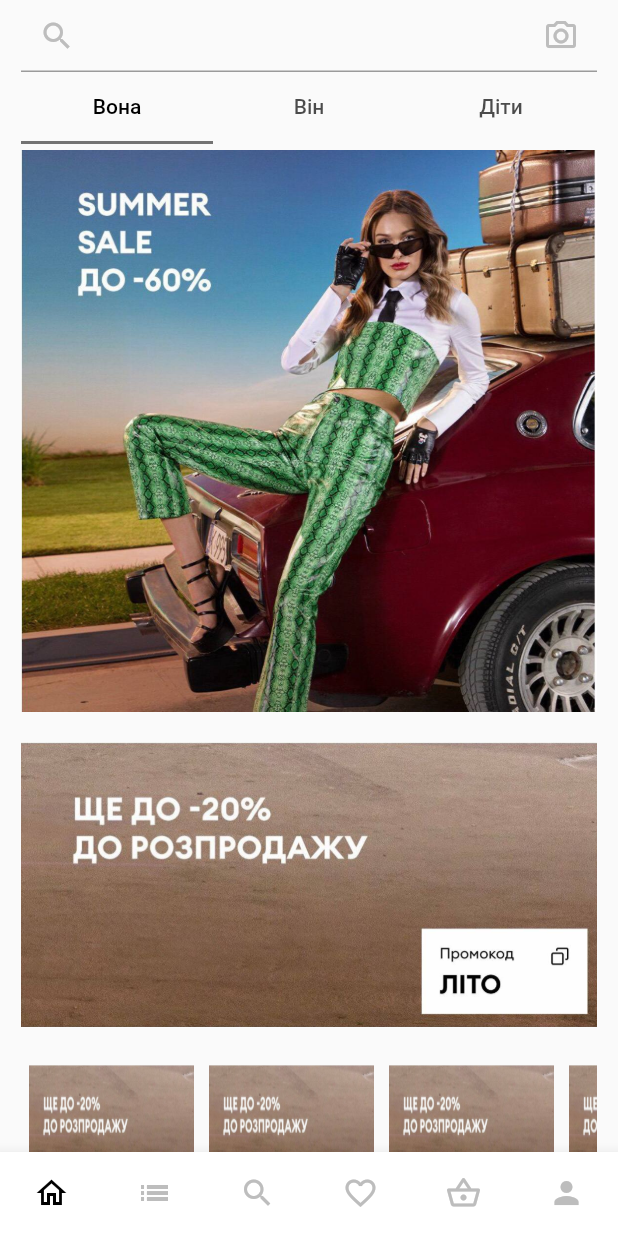
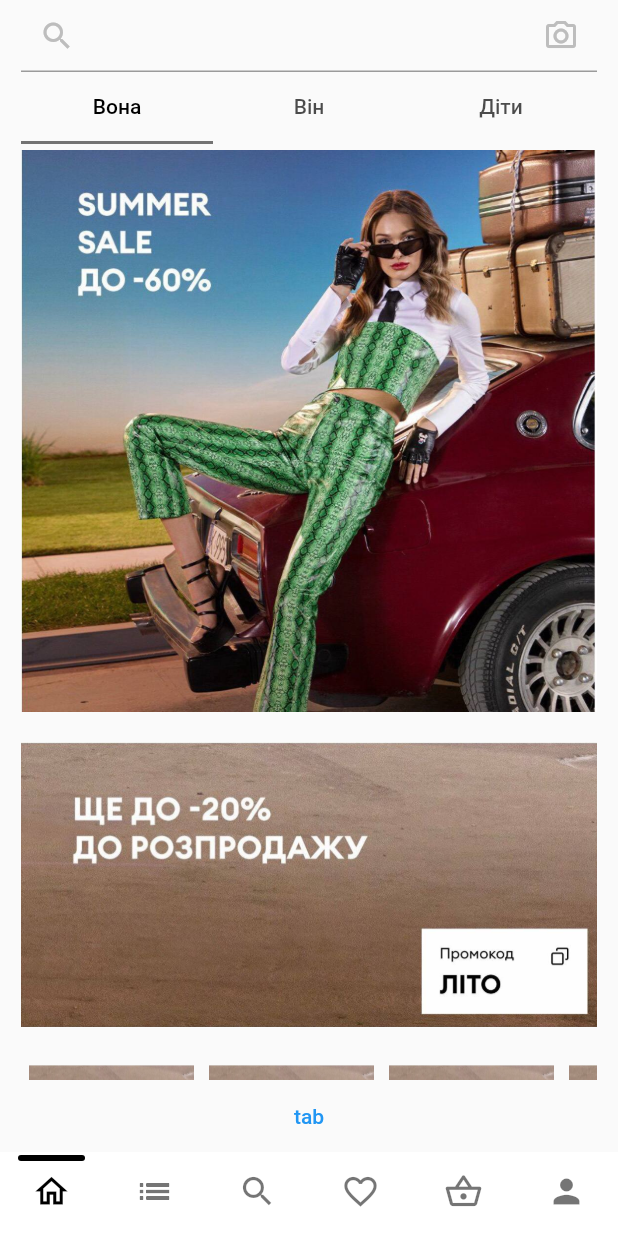
Before and after one commit to OleksandrGai/flutter_shop, a Flutter app: the screen it shows after launch, on a phone screen of 412 x 824 dp. Run offline on Flutter 3.47's test engine with Material 2 defaults, Android fonts, the phone set to English and light mode, and no system bars; drawn by our look-alikes of persistent_bottom_nav_bar; our stand-ins replace bloc, flutter_bloc; Roboto replaces fonts that are missing (Gill Sans).

Commit message:
work with navigation

```diff
--- a/lib/main.dart
+++ b/lib/main.dart
@@ -1,8 +1,11 @@
 import 'package:flutter/material.dart';
 import 'package:flutter_bloc/flutter_bloc.dart';
-import 'package:flutter_shop_app/screens/home_screen_directory/home_screen.dart';
+import 'package:flutter_shop_app/screens/search_screen_directory/search_screen.dart';
+
 import 'package:flutter_shop_app/state_management/bloc_tab_bar/bloc_tab_bar.dart';
 import 'package:flutter_shop_app/state_management/cubit_theme/cubit_theme.dart';
+
+import 'navigation/navigation_bar.dart';
 
 void main() {
   runApp(const MyApp());
@@ -25,7 +28,12 @@ class MyApp extends StatelessWidget {
       child: BlocBuilder<ThemeCubit, ThemeData>(builder: (context, state) {
         return MaterialApp(
           theme: state,
-          home: const HomeScreen(),
+          //initialRoute: '/homeScreen',
+          // routes: {
+          //   '/homeScreen': (context) => const MainBottomBarNavigation(),
+          //   '/searchScreen': (context) => const SearchScreen(),
+          // },
+           home: const MainBottomBarNavigation(),
         );
       }),
     );
--- a/lib/navigation/navigation_bar.dart
+++ b/lib/navigation/navigation_bar.dart
@@ -1,4 +1,80 @@
+import 'package:flutter/cupertino.dart';
 import 'package:flutter/material.dart';
+import 'package:flutter_shop_app/screens/home_screen_directory/home_screen.dart';
+
+import 'package:persistent_bottom_nav_bar/persistent_tab_view.dart';
+
+import '../screens/basket_screen_directory/basket_screen.dart';
+import '../screens/favorits_screen_directory/favorite_screen.dart';
+import '../screens/list_of_categories_screen_directory/list_of_categories_sreen.dart';
+import '../screens/person_screen_directory/person_screen.dart';
+import '../screens/search_screen_directory/search_screen.dart';
+
+// class MainBottomBarNavigation extends StatefulWidget {
+//   const MainBottomBarNavigation({super.key});
+//
+//   @override
+//   State<MainBottomBarNavigation> createState() =>
+//       _MainBottomBarNavigationState();
+// }
+//
+// class _MainBottomBarNavigationState extends State<MainBottomBarNavigation> {
+//   var _initialIndex = 0;
+//   List<Widget> _screens = [
+//     HomeScreen(),
+//     SearchScreen(),
+//   ];
+//   final _items = const <BottomNavigationBarItem>[
+//     BottomNavigationBarItem(
+//       icon: Icon(Icons.home_outlined),
+//       label: '1',
+//     ),
+//     // BottomNavigationBarItem(
+//     //   icon: Icon(Icons.list_outlined),
+//     //   label: '1',
+//     // ),
+//     BottomNavigationBarItem(
+//       icon: Icon(Icons.search_outlined),
+//       label: '1',
+//     ),
+//     // BottomNavigationBarItem(
+//     //   icon: Icon(Icons.favorite_border_outlined),
+//     //   label: '1',
+//     // ),
+//     // BottomNavigationBarItem(
+//     //   icon: Icon(Icons.shopping_basket_outlined),
+//     //   label: '1',
+//     // ),
+//     // BottomNavigationBarItem(
+//     //   icon: Icon(
+//     //     Icons.person,
+//     //   ),
+//     //   label: '1',
+//     // ),
+//   ];
+//
+//   void _indexNavigation(int tabIndex) {
+//     if (_initialIndex == tabIndex) return;
+//     setState(() {
+//       _initialIndex = tabIndex;
+//     });
+//   }
+//
+//   @override
+//   Widget build(BuildContext context) {
+//     return Scaffold(
+//       body: _screens[_initialIndex],
+//       bottomNavigationBar: BottomNavigationBar(
+//         type: BottomNavigationBarType.fixed,
+//         showSelectedLabels: false,
+//         showUnselectedLabels: false,
+//         items: _items,
+//         currentIndex: _initialIndex,
+//         onTap: _indexNavigation,
+//       ),
+//     );
+//   }
+// }
 
 class MainBottomBarNavigation extends StatefulWidget {
   const MainBottomBarNavigation({super.key});
@@ -9,50 +85,72 @@ class MainBottomBarNavigation extends StatefulWidget {
 }
 
 class _MainBottomBarNavigationState extends State<MainBottomBarNavigation> {
-  var _initialIndex = 0;
-  final _mainScreens = const <BottomNavigationBarItem>[
-    BottomNavigationBarItem(
-      icon: Icon(Icons.home_outlined),
-      label: '1',
-    ),
-    BottomNavigationBarItem(
-      icon: Icon(Icons.list_outlined),
-      label: '1',
-    ),
-    BottomNavigationBarItem(
-      icon: Icon(Icons.search_outlined),
-      label: '1',
-    ),
-    BottomNavigationBarItem(
-      icon: Icon(Icons.favorite_border_outlined),
-      label: '1',
-    ),
-    BottomNavigationBarItem(
-      icon: Icon(Icons.shopping_basket_outlined),
-      label: '1',
-    ),
-    BottomNavigationBarItem(
-      icon: Icon(Icons.person,),
-      label: '1',
-    ),
-  ];
+  @override
+  PersistentTabController controller =
+      PersistentTabController(initialIndex: 0);
 
-  void _indexNavigation(int tabIndex) {
-    if (_initialIndex == tabIndex) return;
-    setState(() {
-      _initialIndex = tabIndex;
-    });
+  List<Widget> _buildScreens() {
+    return const [
+      HomeScreen(),
+      ListOfCategoriesScreen(),
+      SearchScreen(),
+      FavoriteScreen(),
+      BasketScreen(),
+      PersonScreen(),
+    ];
   }
 
-  @override
   Widget build(BuildContext context) {
-    return BottomNavigationBar(
-      type: BottomNavigationBarType.fixed,
-      showSelectedLabels: false,
-      showUnselectedLabels: false,
-      items: _mainScreens,
-      currentIndex: _initialIndex,
-      onTap: _indexNavigation,
+    return PersistentTabView(
+      context,
+      controller: controller,
+      screens: _buildScreens(),
+      items: [
+        PersistentBottomNavBarItemConstructor(
+          icon: const Icon(Icons.home_outlined),
+          activeColorPrimary: Theme.of(context).focusColor,
+          inactiveColorPrimary: Theme.of(context).unselectedWidgetColor,
+        ),
+        PersistentBottomNavBarItemConstructor(
+          icon: const Icon(Icons.list_outlined),
+          activeColorPrimary: Theme.of(context).focusColor,
+          inactiveColorPrimary: Theme.of(context).unselectedWidgetColor,
+        ),
+        PersistentBottomNavBarItemConstructor(
+          icon: const Icon(Icons.search_outlined),
+          activeColorPrimary: Theme.of(context).focusColor,
+          inactiveColorPrimary: Theme.of(context).unselectedWidgetColor,
+        ),
+        PersistentBottomNavBarItemConstructor(
+          icon: const Icon(Icons.favorite_border_outlined),
+          activeColorPrimary: Theme.of(context).focusColor,
+          inactiveColorPrimary: Theme.of(context).unselectedWidgetColor,
+        ),
+        PersistentBottomNavBarItemConstructor(
+          icon: const Icon(Icons.shopping_basket_outlined),
+          activeColorPrimary: Theme.of(context).focusColor,
+          inactiveColorPrimary: Theme.of(context).unselectedWidgetColor,
+        ),
+        PersistentBottomNavBarItemConstructor(
+          icon: const Icon(Icons.person),
+          activeColorPrimary: Theme.of(context).focusColor,
+          inactiveColorPrimary: Theme.of(context).unselectedWidgetColor,
+        ),
+      ],
+      navBarStyle: NavBarStyle.style3,
+      decoration: NavBarDecoration(),
     );
   }
 }
+
+class PersistentBottomNavBarItemConstructor extends PersistentBottomNavBarItem {
+  PersistentBottomNavBarItemConstructor(
+      {required this.activeColorPrimary,
+      required this.inactiveColorPrimary,
+      required super.icon});
+
+  @override
+  final Color activeColorPrimary;
+  @override
+  final Color inactiveColorPrimary;
+}
--- a/lib/screens/home_screen_directory/home_screen.dart
+++ b/lib/screens/home_screen_directory/home_screen.dart
@@ -1,8 +1,8 @@
 import 'package:flutter/material.dart';
-import '../../navigation/navigation_bar.dart';
 
 import '../../widgets/home_screen_widgets/text_field.dart';
 import '../../widgets/home_screen_widgets/sex_tab_bar.dart';
+import '../search_screen_directory/search_screen.dart';
 
 class HomeScreen extends StatelessWidget {
   const HomeScreen({super.key});
@@ -10,7 +10,6 @@ class HomeScreen extends StatelessWidget {
   @override
   Widget build(BuildContext context) {
     return Scaffold(
-      bottomNavigationBar: const MainBottomBarNavigation(),
       body: SafeArea(
         child: Column(
           children: [
@@ -25,6 +24,13 @@ class HomeScreen extends StatelessWidget {
                 ],
               ),
             ),
+            TextButton(
+                onPressed: () {
+
+                   Navigator.pushAndRemoveUntil(context,
+                      MaterialPageRoute(builder: (_) => SearchScreen()), ModalRoute.withName('/searchScreen'));
+                },
+                child: Text('tab'))
           ],
         ),
       ),
--- a/lib/widgets/home_screen_widgets/text_field.dart
+++ b/lib/widgets/home_screen_widgets/text_field.dart
@@ -1,7 +1,6 @@
 import 'package:flutter/material.dart';
-import '../../model/products_data.dart';
-import '../../networking/products_api.dart';
 
+/*
 class HomeTextFieldWidget extends StatefulWidget {
   const HomeTextFieldWidget({super.key});
 
@@ -46,3 +45,26 @@ class _HomeTextFieldWidgetState extends State<HomeTextFieldWidget> {
         cursorColor: Colors.grey.shade400);
   }
 }
+ */
+class HomeTextFieldWidget extends StatelessWidget {
+  const HomeTextFieldWidget({super.key});
+
+  @override
+  Widget build(BuildContext context) {
+    void navigationToSearchScreen() {
+      Navigator.of(context)
+          .pushNamedAndRemoveUntil('/searchScreen', (route) => false);
+    }
+
+    return TextField(
+        decoration: InputDecoration(
+          prefixIcon: Icon(
+            Icons.search_outlined,
+            color: Theme.of(context).inputDecorationTheme.focusColor,
+          ),
+          suffixIcon: Icon(Icons.camera_alt_outlined,
+              color: Theme.of(context).inputDecorationTheme.focusColor),
+        ),
+        cursorColor: Colors.grey.shade400);
+  }
+}
--- a/pubspec.yaml
+++ b/pubspec.yaml
@@ -38,6 +38,7 @@ dependencies:
   provider: ^6.0.5
   flutter_bloc: ^8.1.3
   bloc: ^8.1.2
+  persistent_bottom_nav_bar: ^5.0.2
 
 dev_dependencies:
   flutter_test:
```
Also changed, not shown: lib/navigation/navigation_routs.dart (deleted, +0 -22 lines), lib/screens/basket_screen_directory/basket_screen.dart (added, +16 -0 lines), lib/screens/favorits_screen_directory/favorite_screen.dart (added, +16 -0 lines), lib/screens/list_of_categories_screen_directory/list_of_categories_sreen.dart (added, +16 -0 lines), lib/screens/person_screen_directory/person_screen.dart (added, +16 -0 lines), lib/screens/search_screen_directory/search_screen.dart (added, +16 -0 lines), lib/state_management/cubit_theme/app_themes.dart (deleted, +0 -50 lines), lib/state_management/cubit_theme/theme_state.dart (deleted, +0 -10 lines), pubspec.lock.
